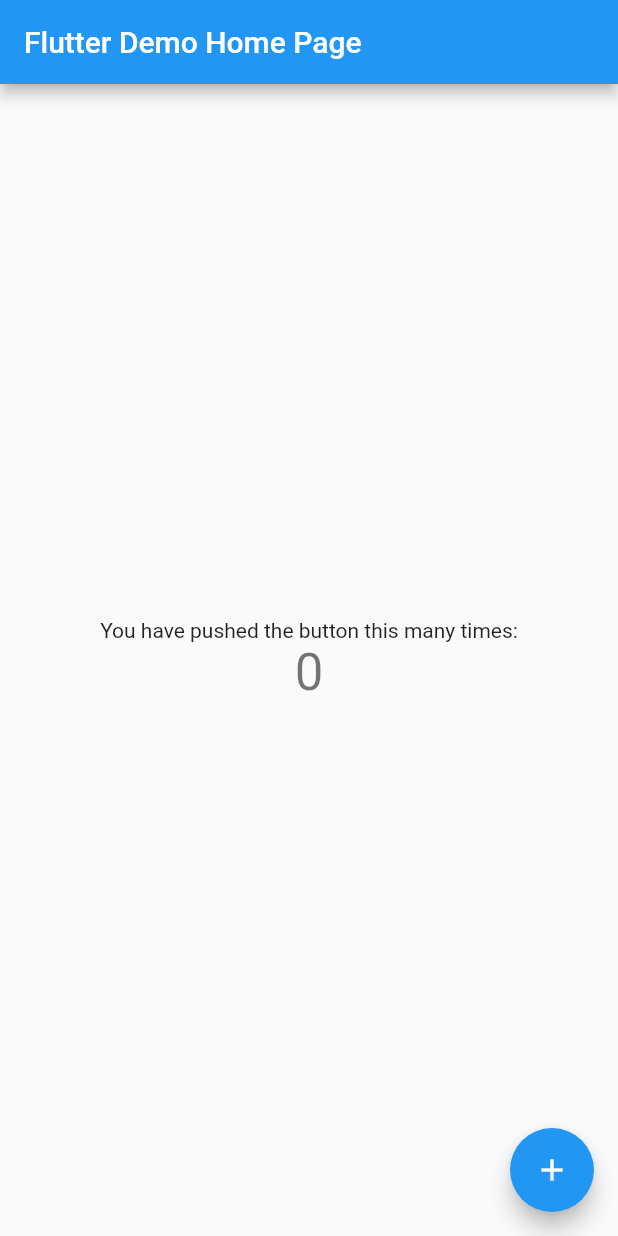
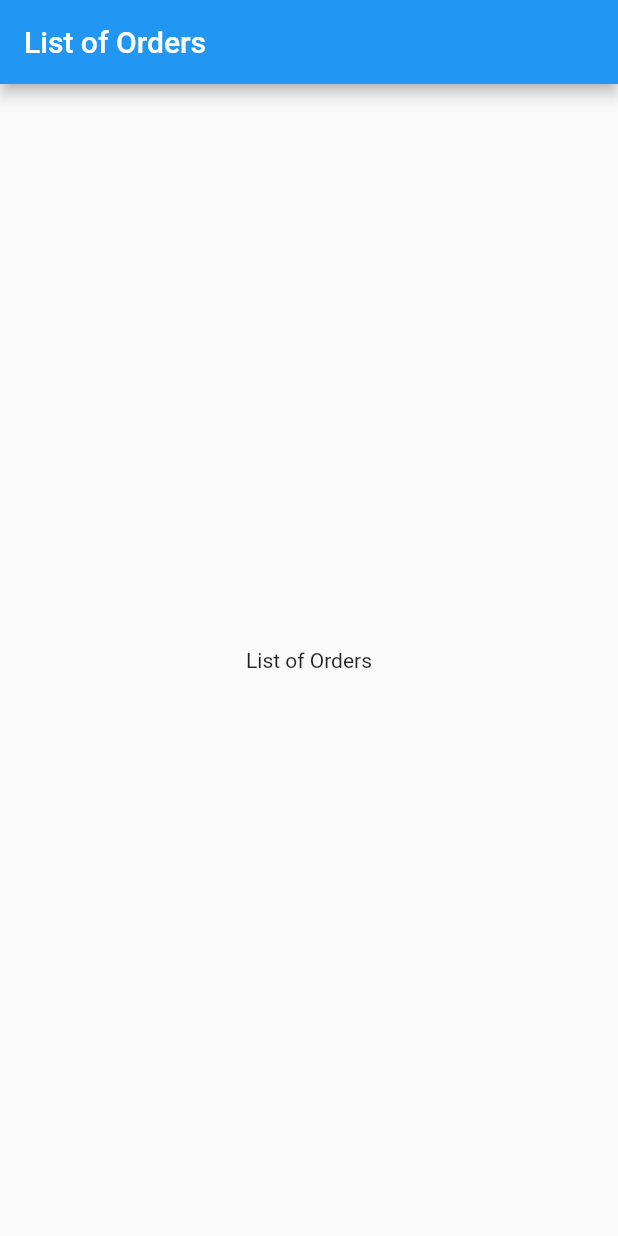
Before and after one commit to RahulRimal/AvocadoTask, a Flutter app: the screen it shows after launch, on a phone screen of 412 x 824 dp. Run offline on Flutter 3.47's test engine with Material 2 defaults, Android fonts, the phone set to English and light mode, and no system bars.

Commit message:
Initializing project, created folder sturcture, woking on main screen

```diff
--- a/lib/main.dart
+++ b/lib/main.dart
@@ -1,115 +1,24 @@
 import 'package:flutter/material.dart';
 
-void main() {
-  runApp(const MyApp());
-}
+import 'screens/list_of_order_screen.dart';
+
+void main() => runApp(MyApp());
+
+
 
 class MyApp extends StatelessWidget {
   const MyApp({Key? key}) : super(key: key);
 
-  // This widget is the root of your application.
   @override
   Widget build(BuildContext context) {
     return MaterialApp(
-      title: 'Flutter Demo',
-      theme: ThemeData(
-        // This is the theme of your application.
-        //
-        // Try running your application with "flutter run". You'll see the
-        // application has a blue toolbar. Then, without quitting the app, try
-        // changing the primarySwatch below to Colors.green and then invoke
-        // "hot reload" (press "r" in the console where you ran "flutter run",
-        // or simply save your changes to "hot reload" in a Flutter IDE).
-        // Notice that the counter didn't reset back to zero; the application
-        // is not restarted.
-        primarySwatch: Colors.blue,
-      ),
-      home: const MyHomePage(title: 'Flutter Demo Home Page'),
-    );
+
+        debugShowCheckedModeBanner: false,
+        title: 'Medecine Prescription App',
+
+        home: ListOfOrderScreen(),
+
+
+      );
   }
 }
-
-class MyHomePage extends StatefulWidget {
-  const MyHomePage({Key? key, required this.title}) : super(key: key);
-
-  // This widget is the home page of your application. It is stateful, meaning
-  // that it has a State object (defined below) that contains fields that affect
-  // how it looks.
-
-  // This class is the configuration for the state. It holds the values (in this
-  // case the title) provided by the parent (in this case the App widget) and
-  // used by the build method of the State. Fields in a Widget subclass are
-  // always marked "final".
-
-  final String title;
-
-  @override
-  State<MyHomePage> createState() => _MyHomePageState();
-}
-
-class _MyHomePageState extends State<MyHomePage> {
-  int _counter = 0;
-
-  void _incrementCounter() {
-    setState(() {
-      // This call to setState tells the Flutter framework that something has
-      // changed in this State, which causes it to rerun the build method below
-      // so that the display can reflect the updated values. If we changed
-      // _counter without calling setState(), then the build method would not be
-      // called again, and so nothing would appear to happen.
-      _counter++;
-    });
-  }
-
-  @override
-  Widget build(BuildContext context) {
-    // This method is rerun every time setState is called, for instance as done
-    // by the _incrementCounter method above.
-    //
-    // The Flutter framework has been optimized to make rerunning build methods
-    // fast, so that you can just rebuild anything that needs updating rather
-    // than having to individually change instances of widgets.
-    return Scaffold(
-      appBar: AppBar(
-        // Here we take the value from the MyHomePage object that was created by
-        // the App.build method, and use it to set our appbar title.
-        title: Text(widget.title),
-      ),
-      body: Center(
-        // Center is a layout widget. It takes a single child and positions it
-        // in the middle of the parent.
-        child: Column(
-          // Column is also a layout widget. It takes a list of children and
-          // arranges them vertically. By default, it sizes itself to fit its
-          // children horizontally, and tries to be as tall as its parent.
-          //
-          // Invoke "debug painting" (press "p" in the console, choose the
-          // "Toggle Debug Paint" action from the Flutter Inspector in Android
-          // Studio, or the "Toggle Debug Paint" command in Visual Studio Code)
-          // to see the wireframe for each widget.
-          //
-          // Column has various properties to control how it sizes itself and
-          // how it positions its children. Here we use mainAxisAlignment to
-          // center the children vertically; the main axis here is the vertical
-          // axis because Columns are vertical (the cross axis would be
-          // horizontal).
-          mainAxisAlignment: MainAxisAlignment.center,
-          children: <Widget>[
-            const Text(
-              'You have pushed the button this many times:',
-            ),
-            Text(
-              '$_counter',
-              style: Theme.of(context).textTheme.headline4,
-            ),
-          ],
-        ),
-      ),
-      floatingActionButton: FloatingActionButton(
-        onPressed: _incrementCounter,
-        tooltip: 'Increment',
-        child: const Icon(Icons.add),
-      ), // This trailing comma makes auto-formatting nicer for build methods.
-    );
-  }
-}
--- /dev/null
+++ b/lib/screens/list_of_order_screen.dart
@@ -0,0 +1,17 @@
+import 'package:flutter/material.dart';
+
+class ListOfOrderScreen extends StatelessWidget {
+  const ListOfOrderScreen({Key? key}) : super(key: key);
+
+  @override
+  Widget build(BuildContext context) {
+    return Scaffold(
+      appBar: AppBar(
+        title: Text('List of Orders'),
+      ),
+      body: Center(
+        child: Text('List of Orders'),
+      ),
+    );
+  }
+}
```
